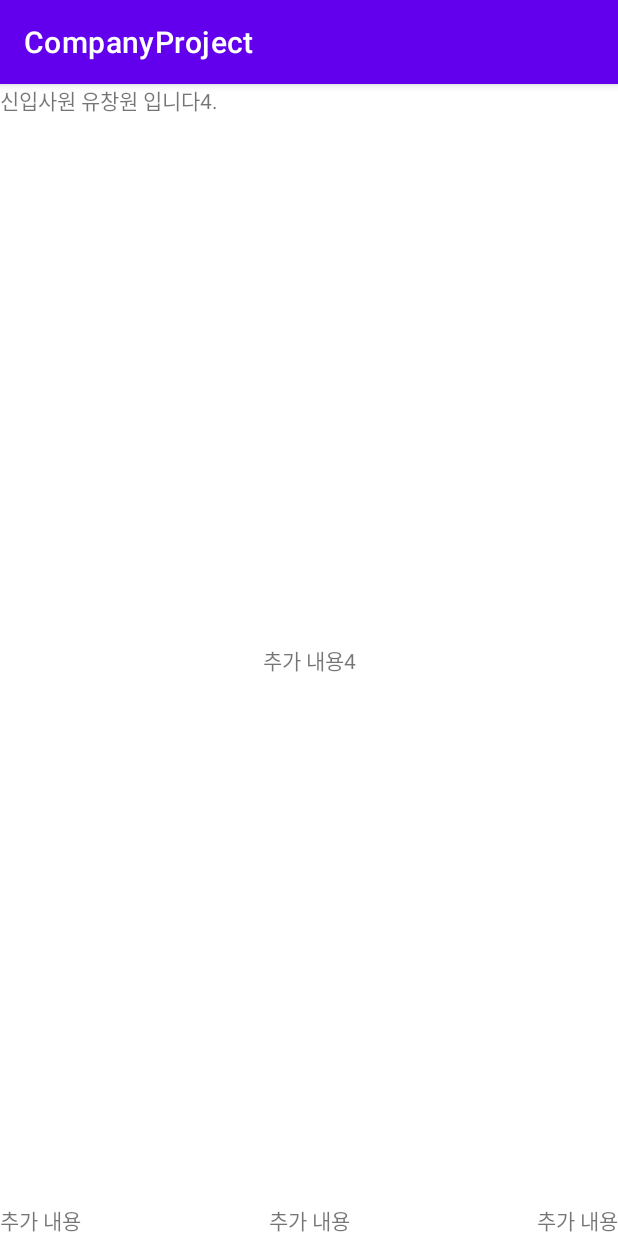
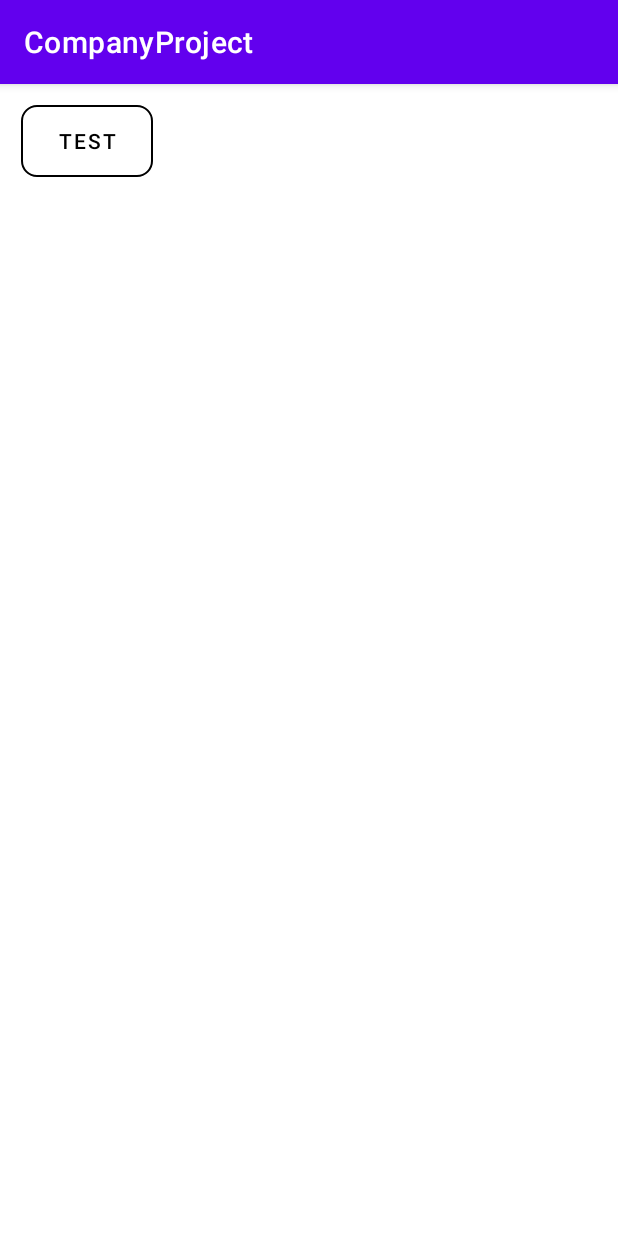
Before and after one commit to yoochangwon789/CompanyProject, an Android app: the screen it shows after launch (MainActivity), on a phone screen of 412 x 824 dp. Run offline under Robolectric (Android 15) with nearby library versions, the phone set to English and light mode, and no system bars.

Commit message:
Feat : Button 생성

```diff
--- /dev/null
+++ b/app/src/main/res/drawable/ic_baseline_arrow_forward_24.xml
@@ -0,0 +1,10 @@
+<vector xmlns:android="http://schemas.android.com/apk/res/android"
+    android:width="24dp"
+    android:height="24dp"
+    android:viewportWidth="24"
+    android:viewportHeight="24"
+    android:tint="?attr/colorControlNormal">
+  <path
+      android:fillColor="@android:color/white"
+      android:pathData="M12,4l-1.41,1.41L16.17,11H4v2h12.17l-5.58,5.59L12,20l8,-8z"/>
+</vector>
--- /dev/null
+++ b/app/src/main/res/drawable/shape_test.xml
@@ -0,0 +1,9 @@
+<?xml version="1.0" encoding="utf-8"?>
+<shape xmlns:android="http://schemas.android.com/apk/res/android"
+    android:shape="rectangle">
+
+    <stroke android:color="@color/black"
+        android:width="1dp"/>
+    <corners android:radius="10dp"/>
+
+</shape>
--- a/app/src/main/res/layout/activity_main.xml
+++ b/app/src/main/res/layout/activity_main.xml
@@ -6,47 +6,15 @@
     android:layout_height="match_parent"
     tools:context=".MainActivity">
 
-    <TextView
-        android:layout_width="0dp"
+    <Button
+        android:layout_width="wrap_content"
         android:layout_height="wrap_content"
-        android:text="신입사원 유창원 입니다4."
         app:layout_constraintTop_toTopOf="parent"
         app:layout_constraintStart_toStartOf="parent"
-        tools:ignore="HardcodedText" />
-
-    <TextView
-        android:layout_width="wrap_content"
-        android:layout_height="wrap_content"
-        app:layout_constraintBottom_toBottomOf="parent"
-        app:layout_constraintStart_toStartOf="parent"
-        android:text="추가 내용"
-        tools:ignore="HardcodedText" />
-
-    <TextView
-        android:layout_width="wrap_content"
-        android:layout_height="wrap_content"
-        app:layout_constraintBottom_toBottomOf="parent"
-        app:layout_constraintEnd_toEndOf="parent"
-        android:text="추가 내용"
-        tools:ignore="HardcodedText" />
-
-    <TextView
-        android:layout_width="wrap_content"
-        android:layout_height="wrap_content"
-        app:layout_constraintStart_toStartOf="parent"
-        app:layout_constraintBottom_toBottomOf="parent"
-        app:layout_constraintEnd_toEndOf="parent"
-        android:text="추가 내용"
-        tools:ignore="HardcodedText" />
-
-    <TextView
-        android:layout_width="wrap_content"
-        android:layout_height="wrap_content"
-        app:layout_constraintStart_toStartOf="parent"
-        app:layout_constraintTop_toTopOf="parent"
-        app:layout_constraintBottom_toBottomOf="parent"
-        app:layout_constraintEnd_toEndOf="parent"
-        android:text="추가 내용4"
-        tools:ignore="HardcodedText" />
+        android:layout_margin="14dp"
+        android:textColor="@color/black"
+        android:background="@drawable/shape_test"
+        app:backgroundTint="@null"
+        android:text="test"/>
 
 </androidx.constraintlayout.widget.ConstraintLayout>
```
